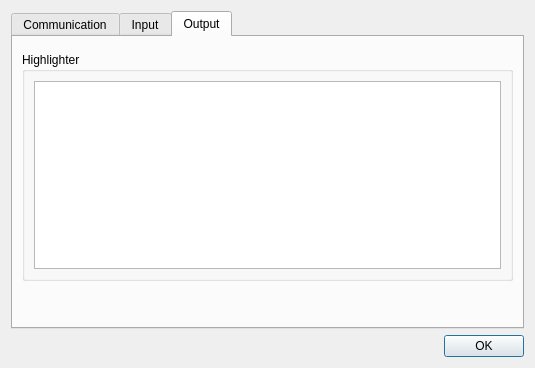
Above: src/toolboxui/SAKToolBoxUiParameters.ui from x-tools-author/x-tools before the change. Below: the same form after it.
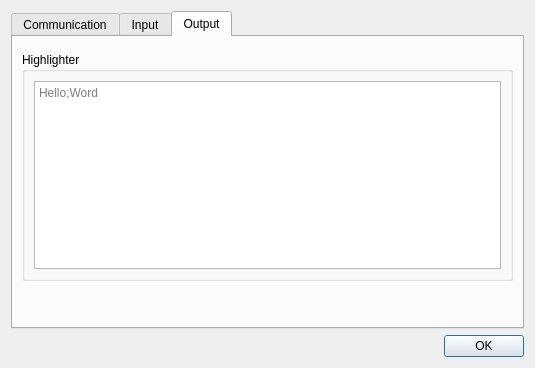
That is the form after the change. The open tabs and pages were chosen to show the change. Custom widgets are drawn as their Qt base class.

Diff of the .ui file:
```diff
--- a/src/toolboxui/SAKToolBoxUiParameters.ui
+++ b/src/toolboxui/SAKToolBoxUiParameters.ui
@@ -257,7 +257,11 @@
          </property>
          <layout class="QGridLayout" name="gridLayout_10">
           <item row="0" column="0">
-           <widget class="QTextEdit" name="textEdit"/>
+           <widget class="QTextEdit" name="textEdit">
+            <property name="placeholderText">
+             <string notr="true">Hello;Word</string>
+            </property>
+           </widget>
           </item>
          </layout>
         </widget>
```
Left out of the diff: 2 changed lines with no effect on the pictures.
